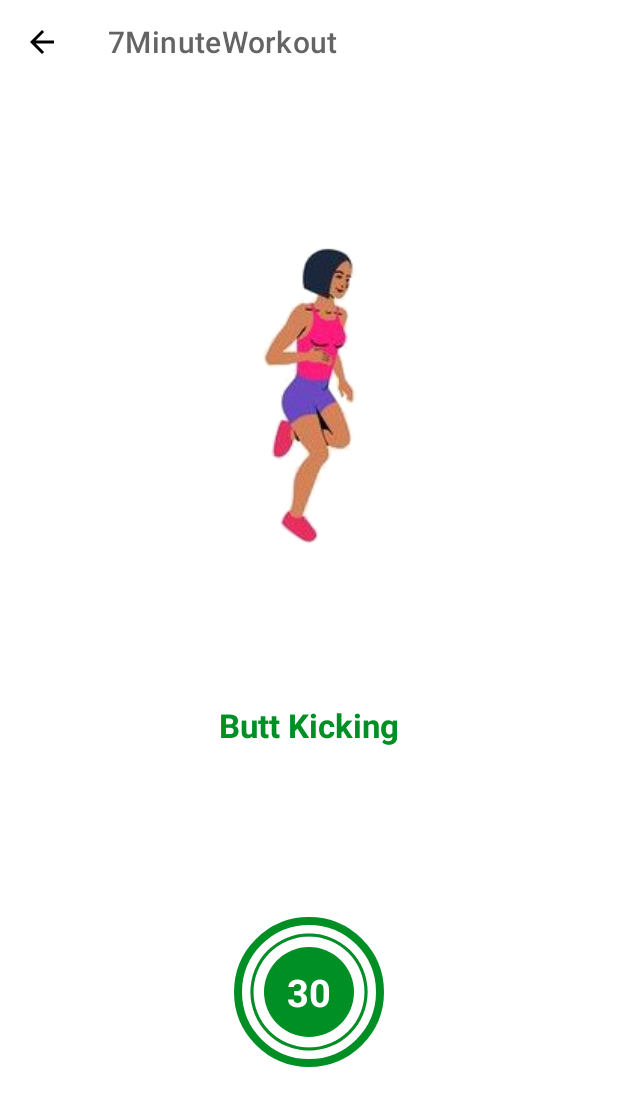
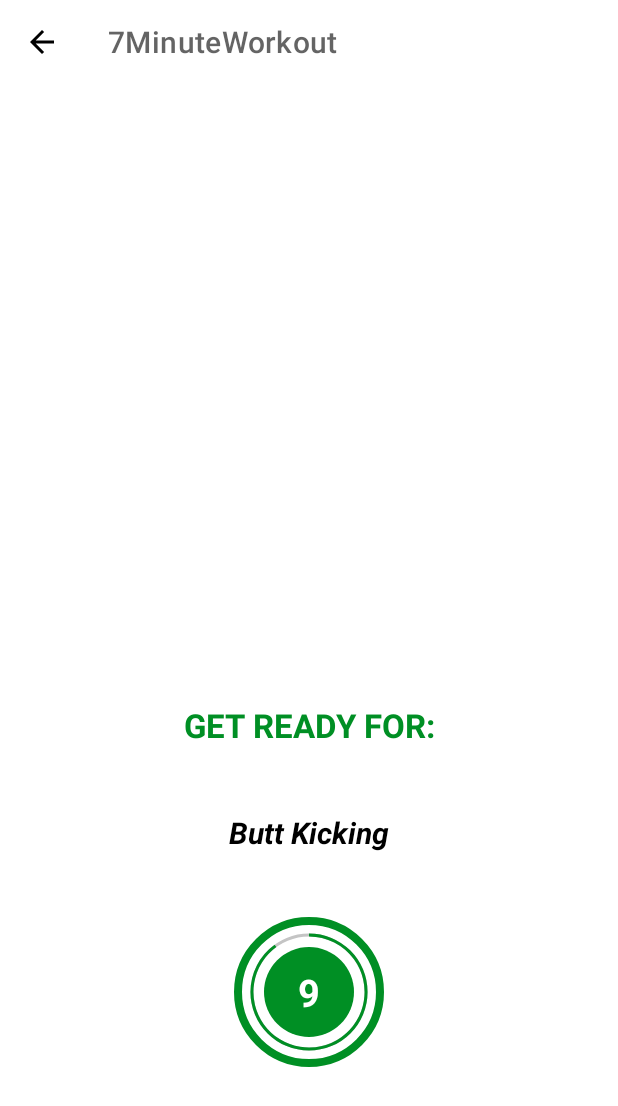
Before and after one commit to schoffen/7-Minute-Workout-App, an Android app: the ExerciseActivity screen opened directly, with no data from a screen before it, on a phone screen of 412 x 824 dp. Shown: the top 1106 px of the screen. Run offline under Robolectric (Android 15) with nearby library versions, the phone set to English and light mode, and no system bars.

Commit message:
add upcoming exercise text

```diff
--- a/app/src/main/java/com/example/a7minuteworkout/ExerciseActivity.kt
+++ b/app/src/main/java/com/example/a7minuteworkout/ExerciseActivity.kt
@@ -49,9 +49,8 @@ class ExerciseActivity : AppCompatActivity() {
             restProgress = 0
         }
 
-        binding?.flProgress?.scaleX = 2f
-        binding?.flProgress?.scaleY = 2f
-        binding?.tvTitle?.textSize = 50f
+        binding?.tvNextExercise?.visibility = View.VISIBLE
+        binding?.tvNextExercise?.text = exerciseList!![currentExercisePosition+1].getName()
 
         binding?.progressBar?.progress = 100
         binding?.progressBar?.max = 10
@@ -67,9 +66,7 @@ class ExerciseActivity : AppCompatActivity() {
             exerciseProgress = 0
         }
 
-        binding?.flProgress?.scaleX = 1f
-        binding?.flProgress?.scaleY = 1f
-        binding?.tvTitle?.textSize = 22f
+        binding?.tvNextExercise?.visibility = View.INVISIBLE
 
         binding?.progressBar?.progress = 100
         binding?.progressBar?.max = 30
@@ -83,7 +80,7 @@ class ExerciseActivity : AppCompatActivity() {
         binding?.progressBar?.progress = exerciseProgress
         var currentExerciseImage = 0
 
-        exerciseTimer = object : CountDownTimer(3000, 1000){
+        exerciseTimer = object : CountDownTimer(30000, 1000){
             override fun onTick(millisUntilFinished: Long) {
                 exerciseProgress++
                 binding?.progressBar?.progress = 31 - exerciseProgress
@@ -120,7 +117,7 @@ class ExerciseActivity : AppCompatActivity() {
     private fun setRestProgressBar(){
         binding?.progressBar?.progress = restProgress
 
-        restTimer = object : CountDownTimer(1000, 1000){
+        restTimer = object : CountDownTimer(10000, 1000){
             override fun onTick(millisUntilFinished: Long) {
                 restProgress++
                 binding?.progressBar?.progress = 11 - restProgress
--- a/app/src/main/res/layout/activity_exercise.xml
+++ b/app/src/main/res/layout/activity_exercise.xml
@@ -32,6 +32,20 @@
         app:layout_constraintStart_toStartOf="parent"
         app:layout_constraintTop_toBottomOf="@+id/toolbarExercise" />
 
+    <TextView
+        android:id="@+id/tvNextExercise"
+        android:layout_width="wrap_content"
+        android:layout_height="wrap_content"
+        android:text="@string/next_exercise"
+        android:textColor="@color/black"
+        android:textSize="20sp"
+        android:textStyle="italic|bold"
+
+        app:layout_constraintBottom_toTopOf="@+id/flProgress"
+        app:layout_constraintEnd_toEndOf="parent"
+        app:layout_constraintStart_toStartOf="parent"
+        app:layout_constraintTop_toBottomOf="@+id/tvTitle"
+        />
 
     <ImageView
         android:id="@+id/ivExerciseImage"
@@ -43,6 +57,7 @@
         app:layout_constraintEnd_toEndOf="parent"
         app:layout_constraintStart_toStartOf="parent"
         app:layout_constraintTop_toBottomOf="@+id/toolbarExercise"
+        android:contentDescription="@string/exercise_preview"
 
         tools:src="@drawable/buttkick_1"
         tools:visibility="visible" />
--- a/app/src/main/res/values/strings.xml
+++ b/app/src/main/res/values/strings.xml
@@ -1,8 +1,10 @@
 <resources>
     <string name="app_name">7MinuteWorkout</string>
     <string name="image">start_image</string>
-    <string name="restText">GET READY FOR</string>
+    <string name="restText">GET READY FOR:</string>
     <string name="exerciseText">EXERCISE NAME</string>
     <string name="start">START</string>
     <string name="timer">10</string>
+    <string name="next_exercise">Next Exercise</string>
+    <string name="exercise_preview">Exercise Preview</string>
 </resources>
```
